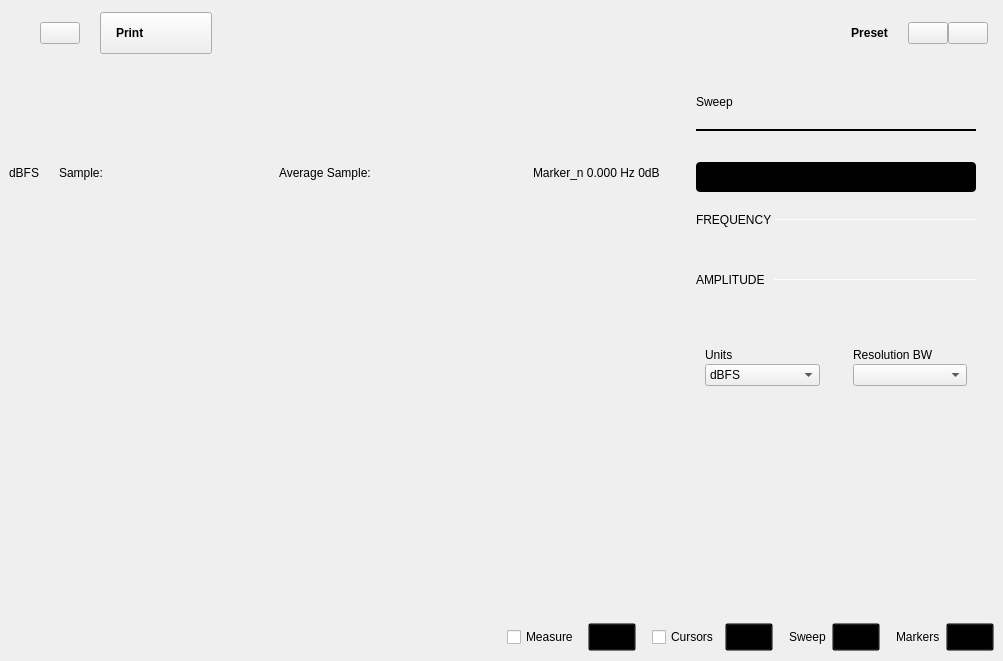
Before: the Qt Designer form ui/spectrum_analyzer.ui in analogdevicesinc/scopy, drawn with Qt 5.
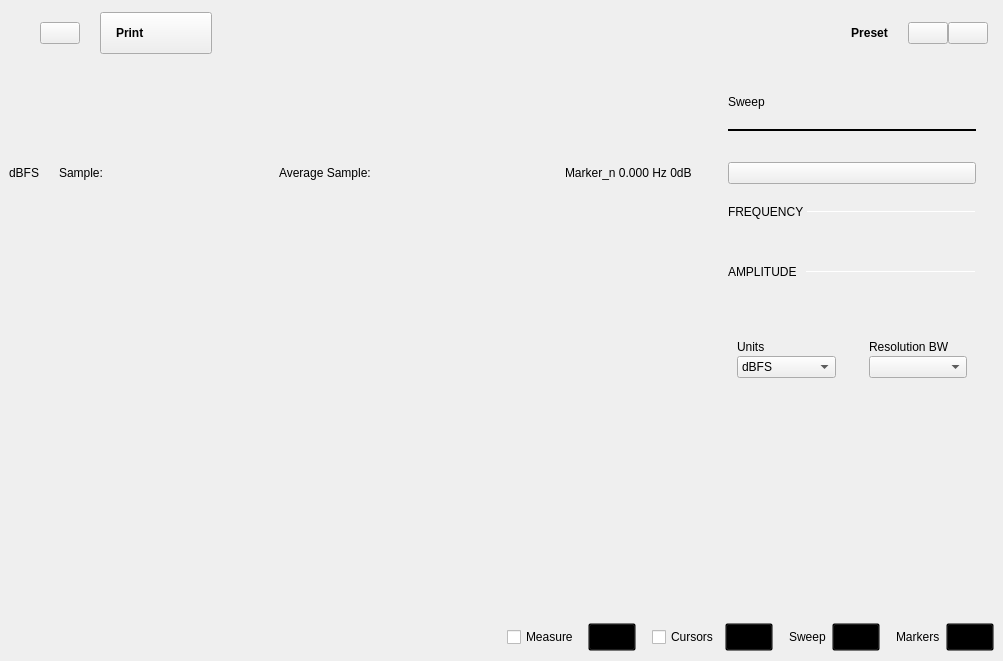
After: the same form once the commit is applied. The open tabs and pages were chosen to show the change. Icons and pictures are not drawn. Custom widgets are drawn as their Qt base class.

Commit message: bug fix: Custom big switch button looks bad and some buttons don't have animations

```diff
--- a/ui/spectrum_analyzer.ui
+++ b/ui/spectrum_analyzer.ui
@@ -1108,70 +1108,6 @@
                    </item>
                    <item>
                     <widget class="adiscope::CustomSwitch" name="logBtn">
-                     <property name="styleSheet">
-                      <string notr="true">QPushButton {
-min-height: 30px;
-max-height: 30px;
-min-width: 280px;
-max-width: 280px;
-background-color: black;
-border-radius: 4px;
-}
-
-QPushButton:disabled {
-background-color: qlineargradient(spread:pad, x1:0.5, y1:0, x2:0.501, y2:0, stop:0 #727273, stop:1 #141416);
-}
-
-QWidget#handle {
-min-height: 30px;
-max-height: 30px;
-min-width: 142px;
-max-width: 142px;
-background-color: #4a64ff;
-border-radius: 2px;
-}
-
-QWidget#handle:disabled {
-background-color: #aaaaaa;
-}
-
-QLabel {
-margin-top: 6px;
-background-color: transparent;
-line-height: 19px;
-}
-
-QLabel#on {
-margin-top: 0px;
-min-height:30px;
-max-height:30px;
-min-width:140px;
-max-width:140px;
-qproperty-alignment: AlignCenter AlignCenter;
-margin-left: 0px;
-color: white;
-}
-
-QLabel#on:disabled {
-color: rgba(255,255,255,102);
-}
-
-QLabel#off {
-margin-top: 0px;
-min-height:30px;
-max-height:30px;
-min-width:140px;
-max-width:140px;
-margin-left: 140px;
-color: white;
-qproperty-alignment: AlignCenter AlignCenter;
-}
-
-QLabel#off:disabled {
-color: rgba(255,255,255,51);
-}
-</string>
-                     </property>
                      <property name="text">
                       <string/>
                      </property>
```
Left out of the diff: 6 changed lines with no effect on the pictures. The commit also changes 14 other files.
